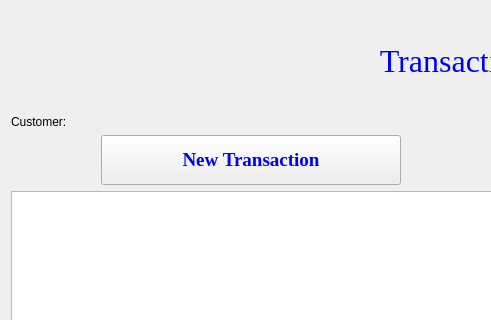
Qt form transactionlist.ui (jonathansaetre/BankSystem) before a commit; both pictures show x 0 to 491 and y 0 to 320 of the 900 by 700 pixel window.
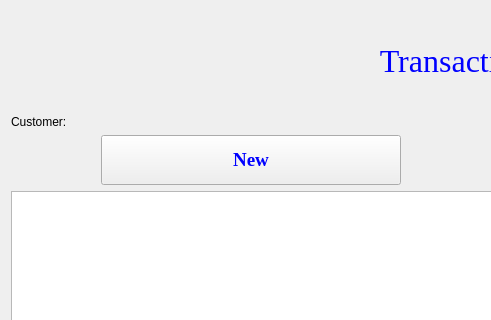
The same form after that commit.

Commit message: Transaction is obviously a keyword in sql, so not good to use as tablename, changed that now.

Diff of the .ui file:
```diff
--- a/transactionlist.ui
+++ b/transactionlist.ui
@@ -128,7 +128,7 @@
         <string notr="true">color:blue</string>
        </property>
        <property name="text">
-        <string>New Transaction</string>
+        <string>New</string>
        </property>
       </widget>
      </item>
```
Left out of the diff: 4 changed lines with no effect on the pictures. The commit also changes 12 other files.
